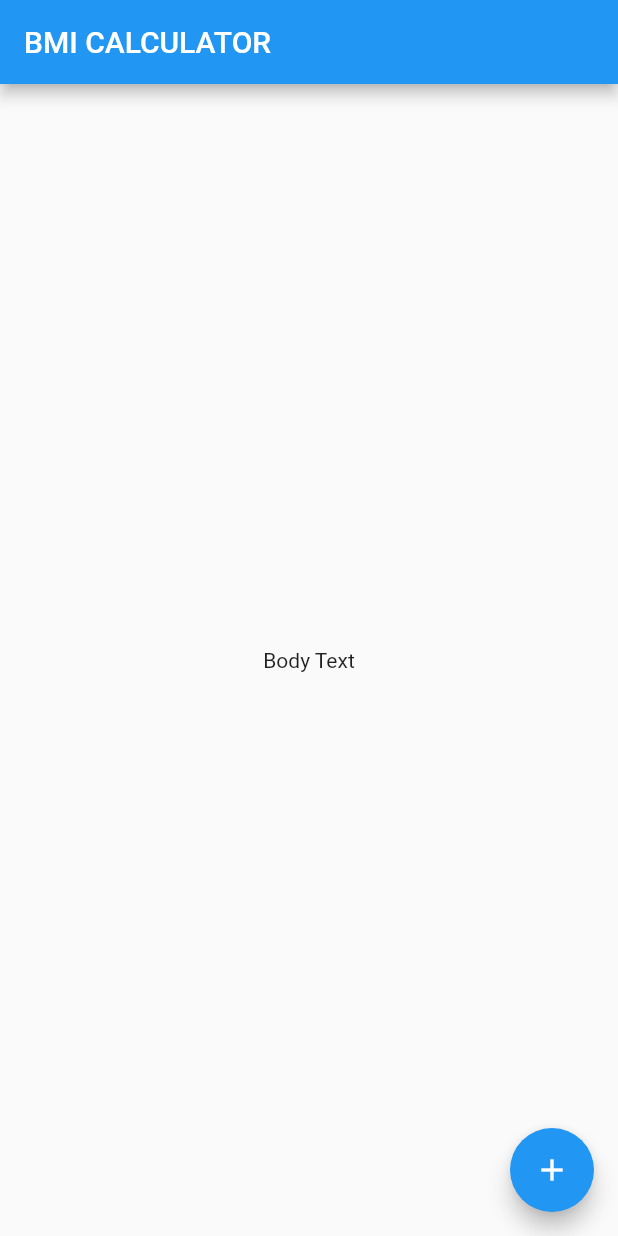
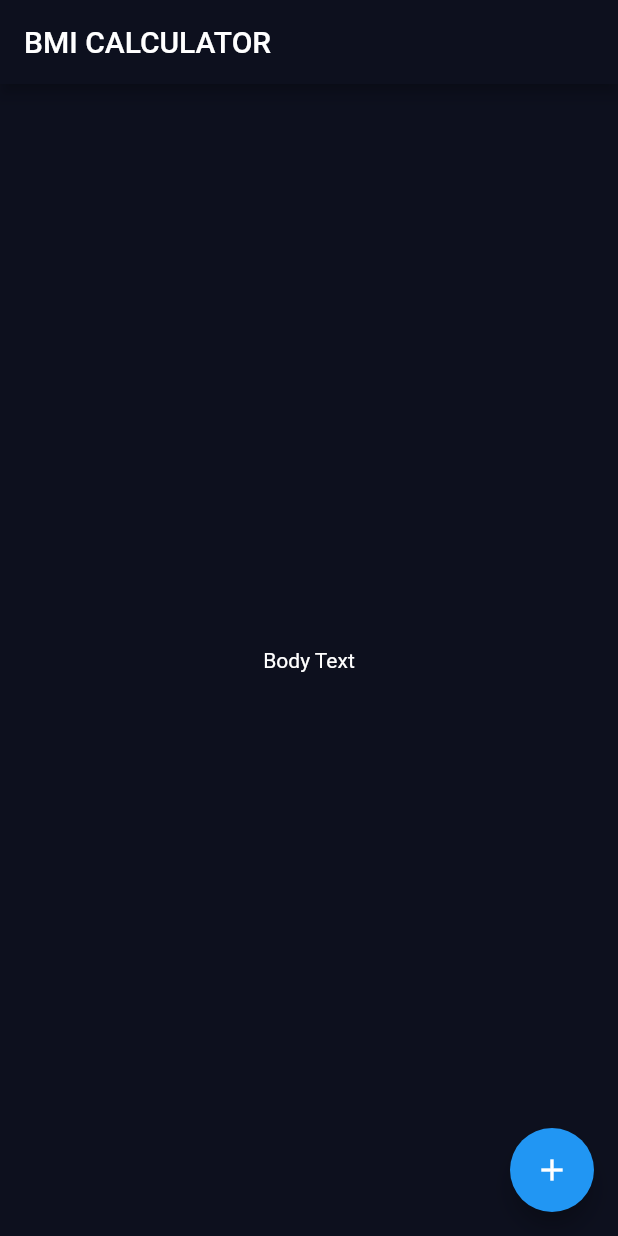
Before and after one commit to abdulaziz-damlahi/bmi-calculator, a Flutter app: the screen it shows after launch, on a phone screen of 412 x 824 dp. Run offline on Flutter 3.47's test engine with Material 2 defaults, Android fonts, the phone set to English and light mode, and no system bars.

Commit message:
main color select

```diff
--- a/lib/main.dart
+++ b/lib/main.dart
@@ -6,6 +6,10 @@ class BMICalculator extends StatelessWidget {
   @override
   Widget build(BuildContext context) {
     return MaterialApp(
+      theme: ThemeData.dark().copyWith(
+        primaryColor: Color(0xff0D101E),
+        scaffoldBackgroundColor: Color(0xff0D101E),
+      ),
       home: InputPage(),
     );
   }
@@ -26,8 +30,11 @@ class _InputPageState extends State<InputPage> {
       body: Center(
         child: Text('Body Text'),
       ),
-      floatingActionButton: FloatingActionButton(
-        child: Icon(Icons.add),
+      floatingActionButton: Theme(
+        data: ThemeData.light(),
+        child: FloatingActionButton(
+          child: Icon(Icons.add),
+        ),
       ),
     );
   }
```
